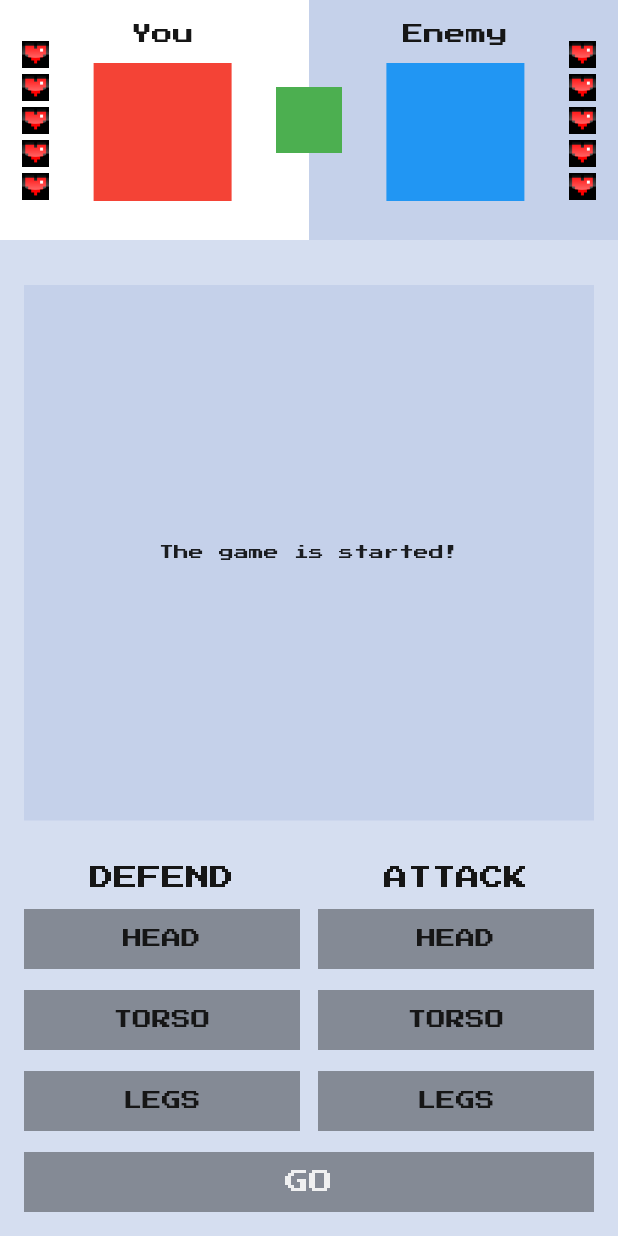
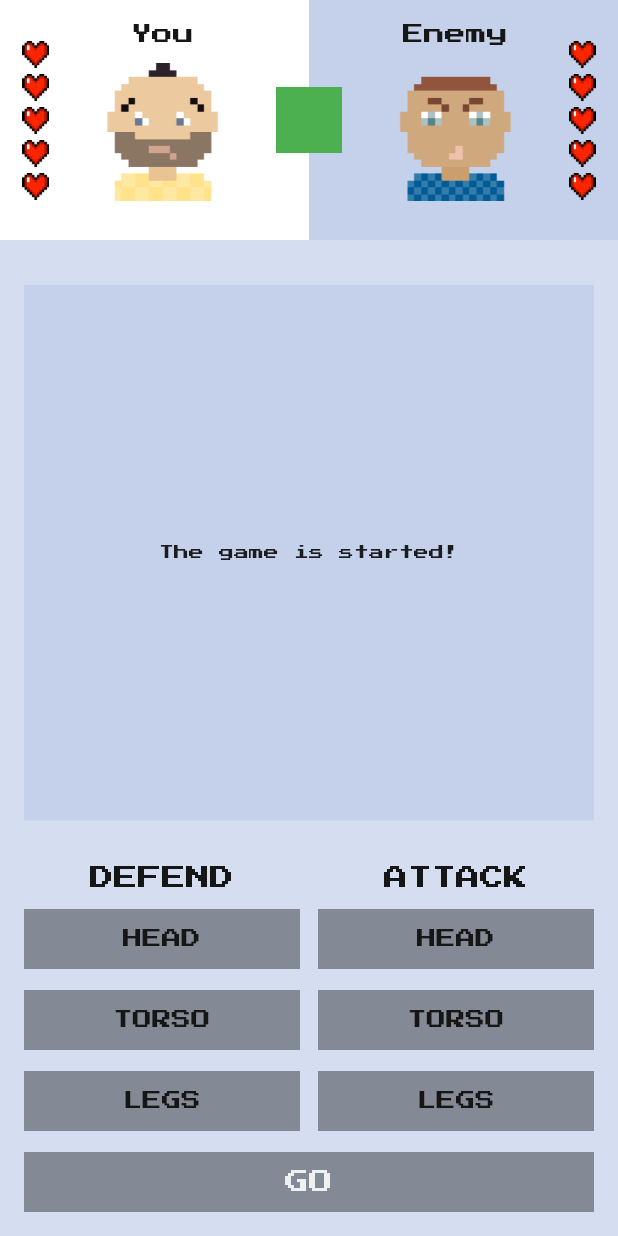
Before and after one commit to RNOVOSELOV/flutter_fight_club, a Flutter app: the screen it shows after launch, on a phone screen of 412 x 824 dp. Run offline on Flutter 3.47's test engine with Material 2 defaults, Android fonts, the phone set to English and light mode, and no system bars; our stand-ins replace google_fonts.

Commit message:
Картинки и иконки

```diff
--- a/lib/fight_club_colors.dart
+++ b/lib/fight_club_colors.dart
@@ -4,15 +4,15 @@ class FightClubColors {
 
   FightClubColors._();
 
-  static const backgroundColor = Color(0xFFD5DEF0);
+  static const background = Color(0xFFD5DEF0);
   static const youPartBackgroundColor = Color.fromRGBO(255, 255, 255, 1);
   static const enemyPartBackgroundColor = Color.fromRGBO(197, 209, 234, 1);
   static const infoPanelBackgroundColor = enemyPartBackgroundColor;
 
-  static const greyButtonColor = Color.fromRGBO(0, 0, 0, 0.38);
-  static const blueButtonColor = Color.fromRGBO(28, 121, 206, 1);
-  static const blackButtonColor = Color.fromRGBO(0, 0, 0, 0.87);
+  static const greyButton = Color.fromRGBO(0, 0, 0, 0.38);
+  static const blueButton = Color.fromRGBO(28, 121, 206, 1);
+  static const blackButton = Color.fromRGBO(0, 0, 0, 0.87);
 
-  static const darkGreyTextColor = Color.fromRGBO(22, 22, 22, 1);
-  static const whiteTextColor = Color.fromRGBO(255, 255, 255, 0.87);
+  static const darkGreyText = Color.fromRGBO(22, 22, 22, 1);
+  static const whiteText = Color.fromRGBO(255, 255, 255, 0.87);
 }
--- /dev/null
+++ b/lib/fight_club_images.dart
@@ -0,0 +1,7 @@
+class FightClubImages {
+
+  FightClubImages._();
+
+  static const enemyAvatar  = "assets/images/enemy-avatar.png";
+  static const youAvatar = "assets/images/you-avatar.png";
+}
--- a/lib/fight_club_strings.dart
+++ b/lib/fight_club_strings.dart
@@ -11,7 +11,7 @@ class FightClubStrings {
   static const String enemyBlocked = "Enemy's attack was blocked.";
   static const String enemyDone = "Enemy hit your";
 
-  static const String resultDraw = "Done.";
+  static const String resultDraw = "Draw.";
   static const String resultWon = "You won.";
   static const String resultLost = "You lost.";
 
--- a/lib/main.dart
+++ b/lib/main.dart
@@ -2,6 +2,7 @@ import 'dart:math';
 
 import 'package:flutter/material.dart';
 import 'package:flutter_fight_club/fight_club_colors.dart';
+import 'package:flutter_fight_club/fight_club_images.dart';
 import 'package:flutter_fight_club/fight_club_strings.dart';
 import 'package:google_fonts/google_fonts.dart';
 
@@ -51,7 +52,7 @@ class MyHomePageState extends State<MyHomePage> {
   @override
   Widget build(BuildContext context) {
     return Scaffold(
-      backgroundColor: FightClubColors.backgroundColor,
+      backgroundColor: FightClubColors.background,
       body: SafeArea(
         child: Column(
           children: [
@@ -71,6 +72,7 @@ class MyHomePageState extends State<MyHomePage> {
                   child: Center(
                       child: Text(
                     resultBlockText,
+                    textAlign: TextAlign.center,
                     style: const TextStyle(
                       fontSize: 10,
                       fontWeight: FontWeight.w400,
@@ -112,9 +114,9 @@ class MyHomePageState extends State<MyHomePage> {
 
   Color _getGoButtonColor() {
     if (_gameIsOver() || _bodyPartsIsChecked()) {
-      return FightClubColors.blackButtonColor;
+      return FightClubColors.blackButton;
     }
-    return FightClubColors.greyButtonColor;
+    return FightClubColors.greyButton;
   }
 
   void _onGoButtonClicked() {
@@ -159,7 +161,7 @@ class MyHomePageState extends State<MyHomePage> {
 
   String _getAttackResult(bool enemyLooseLife) {
     if (enemyLooseLife) {
-      return "${FightClubStrings.attackDone} ${attackingBodyPart?.name.toLowerCase()}.";
+      return "${FightClubStrings.attackDone} ${attackingBodyPart!.name.toLowerCase()}.";
     }
     return FightClubStrings.attackBlocked;
   }
@@ -189,6 +191,8 @@ class MyHomePageState extends State<MyHomePage> {
     });
   }
 }
+
+typedef  FightersInfo = FightersInfoWidget;
 
 class FightersInfoWidget extends StatelessWidget {
   final int maxLivesCount;
@@ -227,51 +231,46 @@ class FightersInfoWidget extends StatelessWidget {
                 overallLivesCount: maxLivesCount,
                 currentLivesCount: yourLivesCount),
             Column(
-              children: const [
-                SizedBox(
+              children: [
+                const SizedBox(
                   height: 16,
                 ),
-                Text(
+                const Text(
                   FightClubStrings.captionYou,
                   style: TextStyle(
                       fontSize: 14,
                       fontWeight: FontWeight.w400,
-                      color: FightClubColors.darkGreyTextColor),
+                      color: FightClubColors.darkGreyText),
                 ),
-                SizedBox(
+                const SizedBox(
                   height: 12,
                 ),
-                ColoredBox(
-                    color: Colors.red,
-                    child: SizedBox(
-                      height: 92,
-                      width: 92,
-                    ))
+                Image.asset(FightClubImages.youAvatar,
+                width: 92,
+                height: 92,),
               ],
             ),
             const SizedBox(
                 width: 44, height: 44, child: ColoredBox(color: Colors.green)),
             Column(
-              children: const [
-                SizedBox(
+              children: [
+                const SizedBox(
                   height: 16,
                 ),
-                Text(
+                const Text(
                   FightClubStrings.captionEnemy,
                   style: TextStyle(
                       fontSize: 14,
                       fontWeight: FontWeight.w400,
-                      color: FightClubColors.darkGreyTextColor),
+                      color: FightClubColors.darkGreyText),
                 ),
-                SizedBox(
+                const SizedBox(
                   height: 12,
                 ),
-                ColoredBox(
-                    color: Colors.blue,
-                    child: SizedBox(
-                      height: 92,
-                      width: 92,
-                    ))
+                Image.asset(FightClubImages.enemyAvatar,
+                  height: 92,
+                  width: 92,
+                )
               ],
             ),
             LivesWidget(
@@ -313,7 +312,7 @@ class ControlsWidget extends StatelessWidget {
                   style: const TextStyle(
                       fontSize: 16,
                       fontWeight: FontWeight.w400,
-                      color: FightClubColors.darkGreyTextColor)),
+                      color: FightClubColors.darkGreyText)),
               const SizedBox(
                 height: 13,
               ),
@@ -351,7 +350,7 @@ class ControlsWidget extends StatelessWidget {
                   style: const TextStyle(
                       fontSize: 16,
                       fontWeight: FontWeight.w400,
-                      color: FightClubColors.darkGreyTextColor)),
+                      color: FightClubColors.darkGreyText)),
               const SizedBox(
                 height: 13,
               ),
@@ -453,7 +452,7 @@ class GoButtonWidget extends StatelessWidget {
               child: Text(
                 text.toUpperCase(),
                 style: const TextStyle(
-                    color: FightClubColors.whiteTextColor,
+                    color: FightClubColors.whiteText,
                     fontWeight: FontWeight.w400,
                     fontSize: 16),
               ),
@@ -507,16 +506,16 @@ class BodyPartButton extends StatelessWidget {
         height: 40,
         child: ColoredBox(
           color: selected
-              ? FightClubColors.blueButtonColor
-              : FightClubColors.greyButtonColor,
+              ? FightClubColors.blueButton
+              : FightClubColors.greyButton,
           child: Center(
               child: Text(bodyPart.name.toUpperCase(),
                   style: TextStyle(
                       fontSize: 13,
                       fontWeight: FontWeight.w400,
                       color: selected
-                          ? FightClubColors.whiteTextColor
-                          : FightClubColors.darkGreyTextColor))),
+                          ? FightClubColors.whiteText
+                          : FightClubColors.darkGreyText))),
         ),
       ),
     );
--- a/pubspec.yaml
+++ b/pubspec.yaml
@@ -22,5 +22,6 @@ dev_dependencies:
 flutter:
   uses-material-design: true
   assets:
+    - assets/images/
     - assets/icons/
     - google_fonts/
```
Also changed, not shown: assets/icons/heart-empty.png, assets/icons/heart-full.png, assets/images/enemy-avatar.png (added), assets/images/you-avatar.png (added), 8 other files.
